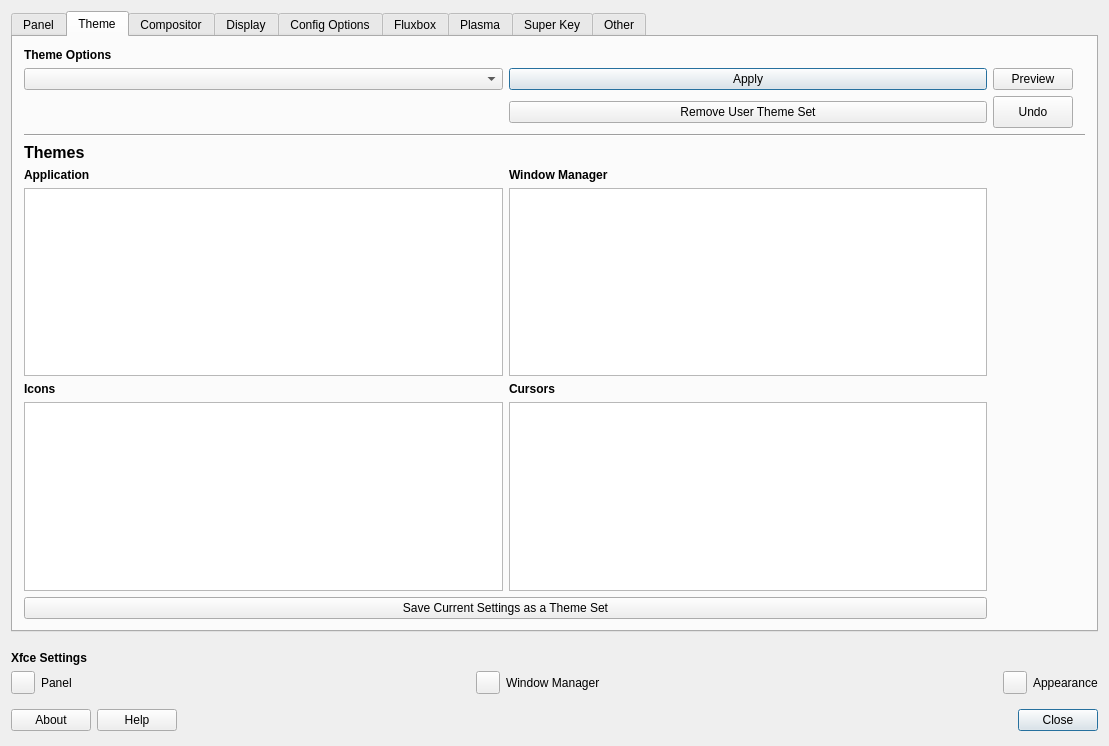
The window that mx-tweak/defaultlook.ui (q4os/mxtools-for-debian) describes before a commit, drawn with Qt 5.
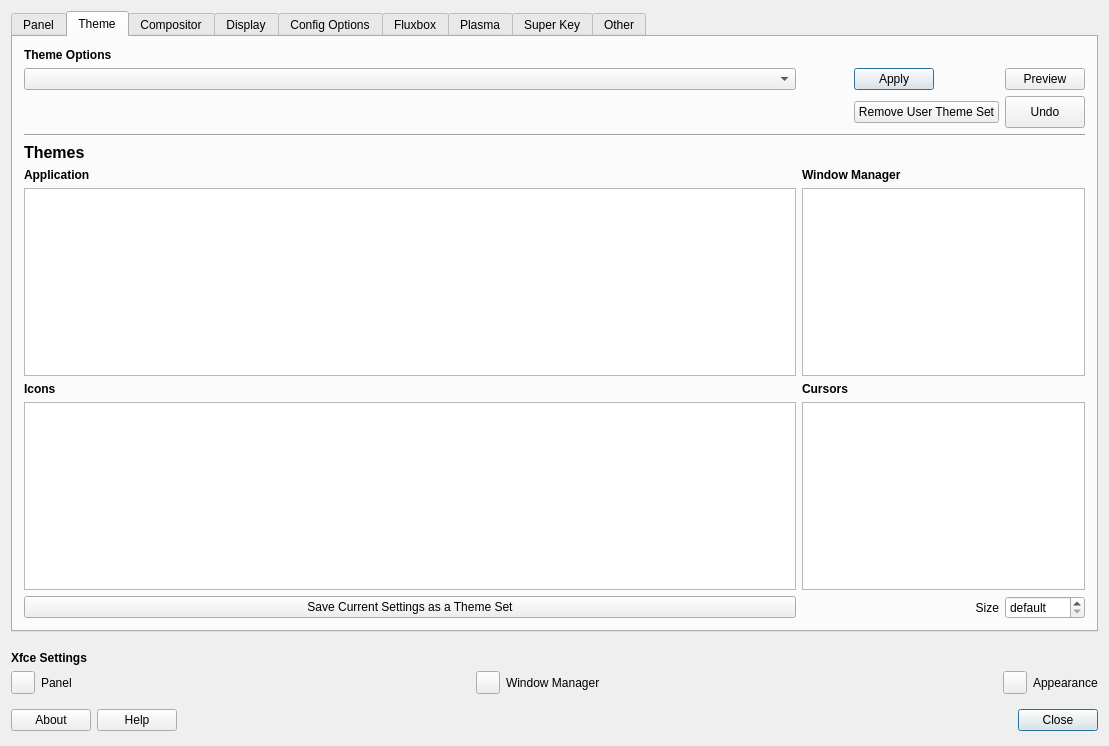
The same window after the commit. The open tabs and pages were chosen to show the change. Icons and pictures are not drawn.

Diff of the .ui file:
```diff
--- a/mx-tweak/defaultlook.ui
+++ b/mx-tweak/defaultlook.ui
@@ -582,25 +582,14 @@
       <layout class="QGridLayout" name="gridLayout_6">
        <item row="0" column="0">
         <layout class="QGridLayout" name="gridLayout_5">
-         <property name="sizeConstraint">
-          <enum>QLayout::SetNoConstraint</enum>
-         </property>
-         <item row="0" column="0">
-          <widget class="QLabel" name="label">
-           <property name="font">
-            <font>
-             <bold>true</bold>
-            </font>
-           </property>
+         <item row="1" column="4">
+          <widget class="QPushButton" name="pushButtonPreview">
            <property name="text">
-            <string>Theme Options</string>
+            <string>Preview</string>
            </property>
           </widget>
          </item>
-         <item row="8" column="0">
-          <widget class="QListWidget" name="listWidgetTheme"/>
-         </item>
-         <item row="2" column="1">
+         <item row="2" column="2" colspan="2">
           <widget class="QPushButton" name="pushButtonRemoveUserThemeSet">
            <property name="text">
             <string>Remove User Theme Set</string>
@@ -611,56 +600,7 @@
            </property>
           </widget>
          </item>
-         <item row="1" column="2">
-          <widget class="QPushButton" name="pushButtonPreview">
-           <property name="text">
-            <string>Preview</string>
-           </property>
-          </widget>
-         </item>
-         <item row="1" column="1">
-          <widget class="QPushButton" name="buttonThemeApply">
-           <property name="sizePolicy">
-            <sizepolicy hsizetype="Minimum" vsizetype="Fixed">
-             <horstretch>0</horstretch>
-             <verstretch>0</verstretch>
-            </sizepolicy>
-           </property>
-           <property name="text">
-            <string>Apply</string>
-           </property>
-           <property name="icon">
-            <iconset theme="dialog-ok">
-             <normaloff>.</normaloff>.</iconset>
-           </property>
-           <property name="shortcut">
-            <string/>
-           </property>
-           <property name="autoDefault">
-            <bool>true</bool>
-           </property>
-           <property name="default">
-            <bool>true</bool>
-           </property>
-          </widget>
-         </item>
-         <item row="2" column="2">
-          <widget class="QPushButton" name="buttonThemeUndo">
-           <property name="minimumSize">
-            <size>
-             <width>0</width>
-             <height>32</height>
-            </size>
-           </property>
-           <property name="text">
-            <string>Undo</string>
-           </property>
-          </widget>
-         </item>
-         <item row="10" column="1">
-          <widget class="QListWidget" name="listWidgetCursorThemes"/>
-         </item>
-         <item row="11" column="0" colspan="2">
+         <item row="9" column="0">
           <widget class="QPushButton" name="pushButtonSettingsToThemeSet">
            <property name="text">
             <string extracomment="save theme settings as a group">Save Current Settings as a Theme Set</string>
@@ -671,47 +611,98 @@
            </property>
           </widget>
          </item>
-         <item row="5" column="0" colspan="5">
-          <widget class="Line" name="line_3">
-           <property name="orientation">
-            <enum>Qt::Horizontal</enum>
+         <item row="9" column="4">
+          <widget class="QSpinBox" name="spinBoxPointerSize">
+           <property name="specialValueText">
+            <string extracomment="default pointer size determined by X server">default</string>
            </property>
+           <property name="maximum">
+            <number>256</number>
+           </property>
+           <property name="singleStep">
+            <number>16</number>
+           </property>
           </widget>
          </item>
-         <item row="8" column="1">
-          <widget class="QListWidget" name="listWidgetWMtheme"/>
+         <item row="4" column="0">
+          <widget class="QLabel" name="label_31">
+           <property name="text">
+            <string>&lt;html&gt;&lt;head/&gt;&lt;body&gt;&lt;p&gt;&lt;span style=&quot; font-size:12pt; font-weight:600;&quot;&gt;Themes&lt;/span&gt;&lt;/p&gt;&lt;/body&gt;&lt;/html&gt;</string>
+           </property>
+          </widget>
          </item>
-         <item row="9" column="1">
+         <item row="7" column="0">
+          <widget class="QLabel" name="label_30">
+           <property name="text">
+            <string extracomment="icon theme">&lt;html&gt;&lt;head/&gt;&lt;body&gt;&lt;p&gt;&lt;span style=&quot; font-weight:600;&quot;&gt;Icons&lt;/span&gt;&lt;/p&gt;&lt;/body&gt;&lt;/html&gt;</string>
+           </property>
+          </widget>
+         </item>
+         <item row="7" column="1">
           <widget class="QLabel" name="label_33">
            <property name="text">
             <string extracomment="cursor theme">&lt;html&gt;&lt;head/&gt;&lt;body&gt;&lt;p&gt;&lt;span style=&quot; font-weight:600;&quot;&gt;Cursors&lt;/span&gt;&lt;/p&gt;&lt;/body&gt;&lt;/html&gt;</string>
            </property>
           </widget>
          </item>
-         <item row="7" column="1">
+         <item row="9" column="3">
+          <widget class="QLabel" name="label_35">
+           <property name="text">
+            <string extracomment="size of the mouse pointer or cursor">Size</string>
+           </property>
+           <property name="alignment">
+            <set>Qt::AlignRight|Qt::AlignTrailing|Qt::AlignVCenter</set>
+           </property>
+          </widget>
+         </item>
+         <item row="8" column="1" colspan="4">
+          <widget class="QListWidget" name="listWidgetCursorThemes"/>
+         </item>
+         <item row="5" column="1" colspan="2">
           <widget class="QLabel" name="label_29">
            <property name="text">
             <string extracomment="theme a window manager border will get">&lt;html&gt;&lt;head/&gt;&lt;body&gt;&lt;p&gt;&lt;span style=&quot; font-weight:600;&quot;&gt;Window Manager&lt;/span&gt;&lt;/p&gt;&lt;/body&gt;&lt;/html&gt;</string>
            </property>
           </widget>
          </item>
-         <item row="10" column="0">
+         <item row="6" column="1" colspan="4">
+          <widget class="QListWidget" name="listWidgetWMtheme"/>
+         </item>
+         <item row="0" column="0">
+          <widget class="QLabel" name="label">
+           <property name="font">
+            <font>
+             <bold>true</bold>
+            </font>
+           </property>
+           <property name="text">
+            <string>Theme Options</string>
+           </property>
+          </widget>
+         </item>
+         <item row="8" column="0">
           <widget class="QListWidget" name="listWidgeticons"/>
          </item>
-         <item row="7" column="0">
+         <item row="2" column="4">
+          <widget class="QPushButton" name="buttonThemeUndo">
+           <property name="minimumSize">
+            <size>
+             <width>0</width>
+             <height>32</height>
+            </size>
+           </property>
+           <property name="text">
+            <string>Undo</string>
+           </property>
+          </widget>
+         </item>
+         <item row="5" column="0">
           <widget class="QLabel" name="label_28">
            <property name="text">
             <string extracomment="theme an application will get">&lt;html&gt;&lt;head/&gt;&lt;body&gt;&lt;p&gt;&lt;span style=&quot; font-weight:600;&quot;&gt;Application&lt;/span&gt;&lt;/p&gt;&lt;/body&gt;&lt;/html&gt;</string>
            </property>
           </widget>
          </item>
-         <item row="9" column="0">
-          <widget class="QLabel" name="label_30">
-           <property name="text">
-            <string extracomment="icon theme">&lt;html&gt;&lt;head/&gt;&lt;body&gt;&lt;p&gt;&lt;span style=&quot; font-weight:600;&quot;&gt;Icons&lt;/span&gt;&lt;/p&gt;&lt;/body&gt;&lt;/html&gt;</string>
-           </property>
-          </widget>
-         </item>
          <item row="1" column="0">
           <widget class="QComboBox" name="comboTheme">
            <property name="sizePolicy">
@@ -723,9 +714,38 @@
           </widget>
          </item>
          <item row="6" column="0">
-          <widget class="QLabel" name="label_31">
+          <widget class="QListWidget" name="listWidgetTheme"/>
+         </item>
+         <item row="3" column="0" colspan="5">
+          <widget class="Line" name="line_3">
+           <property name="orientation">
+            <enum>Qt::Horizontal</enum>
+           </property>
+          </widget>
+         </item>
+         <item row="1" column="2">
+          <widget class="QPushButton" name="buttonThemeApply">
+           <property name="sizePolicy">
+            <sizepolicy hsizetype="Minimum" vsizetype="Fixed">
+             <horstretch>0</horstretch>
+             <verstretch>0</verstretch>
+            </sizepolicy>
+           </property>
            <property name="text">
-            <string>&lt;html&gt;&lt;head/&gt;&lt;body&gt;&lt;p&gt;&lt;span style=&quot; font-size:12pt; font-weight:600;&quot;&gt;Themes&lt;/span&gt;&lt;/p&gt;&lt;/body&gt;&lt;/html&gt;</string>
+            <string>Apply</string>
+           </property>
+           <property name="icon">
+            <iconset theme="dialog-ok">
+             <normaloff>.</normaloff>.</iconset>
+           </property>
+           <property name="shortcut">
+            <string/>
+           </property>
+           <property name="autoDefault">
+            <bool>true</bool>
+           </property>
+           <property name="default">
+            <bool>true</bool>
            </property>
           </widget>
          </item>
```
Left out of the diff: 112 changed lines with no effect on the pictures.
